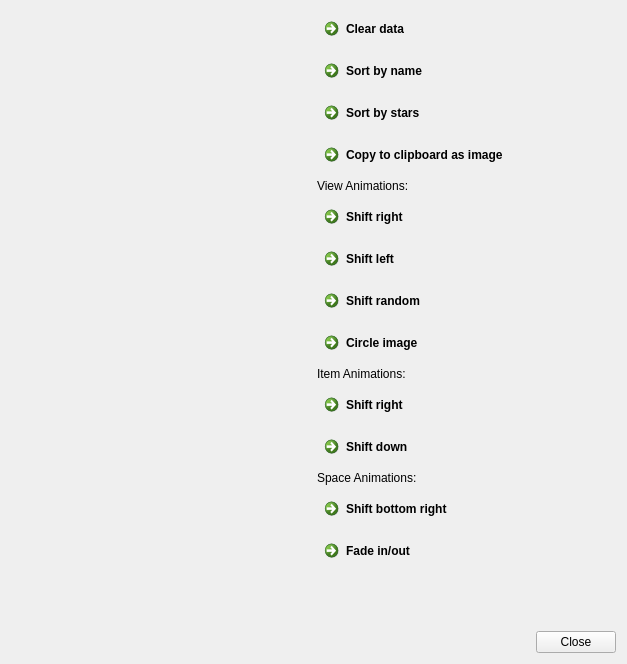
lexxmark/qt-items, file demos/list-widgets/MainWindow.ui: the form before one commit.
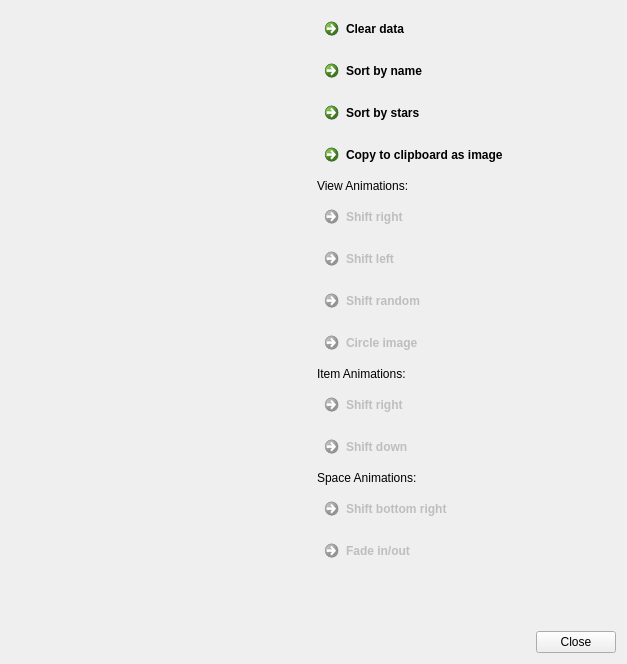
The form after the commit. Custom widgets are drawn as their Qt base class.

Commit message: disable bttns

Patch:
```diff
--- a/demos/list-widgets/MainWindow.ui
+++ b/demos/list-widgets/MainWindow.ui
@@ -78,6 +78,9 @@
       </item>
       <item>
        <widget class="QCommandLinkButton" name="shiftRightBttn">
+        <property name="enabled">
+         <bool>false</bool>
+        </property>
         <property name="sizePolicy">
          <sizepolicy hsizetype="Preferred" vsizetype="Preferred">
           <horstretch>0</horstretch>
@@ -91,6 +94,9 @@
       </item>
       <item>
        <widget class="QCommandLinkButton" name="shiftLeftBttn">
+        <property name="enabled">
+         <bool>false</bool>
+        </property>
         <property name="text">
          <string>Shift left</string>
         </property>
@@ -98,6 +104,9 @@
       </item>
       <item>
        <widget class="QCommandLinkButton" name="shiftRandomBttn">
+        <property name="enabled">
+         <bool>false</bool>
+        </property>
         <property name="text">
          <string>Shift random</string>
         </property>
@@ -105,6 +114,9 @@
       </item>
       <item>
        <widget class="QCommandLinkButton" name="circleImageBttn">
+        <property name="enabled">
+         <bool>false</bool>
+        </property>
         <property name="text">
          <string>Circle image</string>
         </property>
@@ -119,6 +131,9 @@
       </item>
       <item>
        <widget class="QCommandLinkButton" name="shiftRightItemBttn">
+        <property name="enabled">
+         <bool>false</bool>
+        </property>
         <property name="text">
          <string>Shift right</string>
         </property>
@@ -126,6 +141,9 @@
       </item>
       <item>
        <widget class="QCommandLinkButton" name="shiftDownItemBttn">
+        <property name="enabled">
+         <bool>false</bool>
+        </property>
         <property name="text">
          <string>Shift down</string>
         </property>
@@ -140,6 +158,9 @@
       </item>
       <item>
        <widget class="QCommandLinkButton" name="shiftBottomRightBttn">
+        <property name="enabled">
+         <bool>false</bool>
+        </property>
         <property name="text">
          <string>Shift bottom right</string>
         </property>
@@ -147,6 +168,9 @@
       </item>
       <item>
        <widget class="QCommandLinkButton" name="fadeBttn">
+        <property name="enabled">
+         <bool>false</bool>
+        </property>
         <property name="text">
          <string>Fade in/out</string>
         </property>
```
The commit also changes 1 other file.
